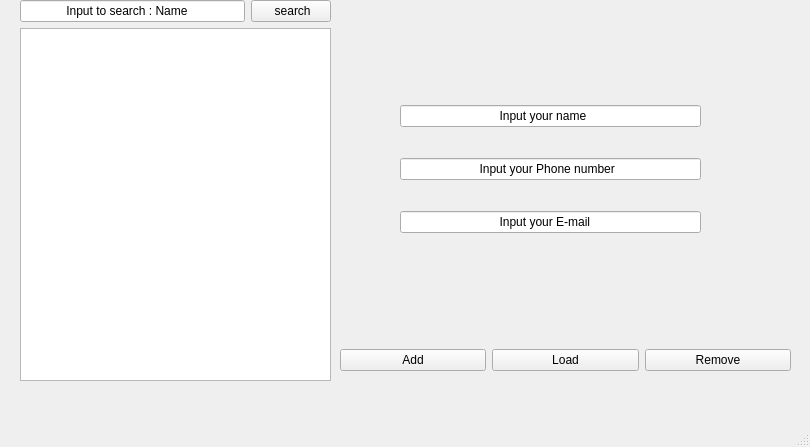
The window that Modules/module03/PhoneBookApp/mainwindow.ui (cmh0728/SEA-ME-warm-up) describes before a commit, drawn with Qt 5.
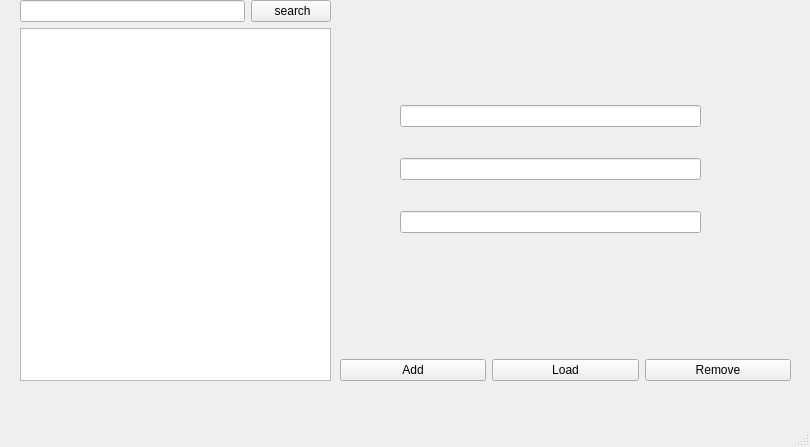
The same window after the commit.

Commit message: add refresh on remove and setting window name

Patch:
```diff
--- a/Modules/module03/PhoneBookApp/mainwindow.ui
+++ b/Modules/module03/PhoneBookApp/mainwindow.ui
@@ -33,21 +33,21 @@
      <item>
       <widget class="QLineEdit" name="nameEdit">
        <property name="text">
-        <string>                             Input your name</string>
+        <string/>
        </property>
       </widget>
      </item>
      <item>
       <widget class="QLineEdit" name="phoneEdit">
        <property name="text">
-        <string>                       Input your Phone number</string>
+        <string/>
        </property>
       </widget>
      </item>
      <item>
       <widget class="QLineEdit" name="emailEdit">
        <property name="text">
-        <string>                             Input your E-mail</string>
+        <string/>
        </property>
       </widget>
      </item>
@@ -68,7 +68,7 @@
        <item>
         <widget class="QLineEdit" name="lineEdit">
          <property name="text">
-          <string>             Input to search : Name</string>
+          <string/>
          </property>
         </widget>
        </item>
@@ -90,7 +90,7 @@
     <property name="geometry">
      <rect>
       <x>340</x>
-      <y>340</y>
+      <y>350</y>
       <width>451</width>
       <height>41</height>
      </rect>
```
Left out of the diff: 4 changed lines with no effect on the pictures. The commit also changes 1 other file.
